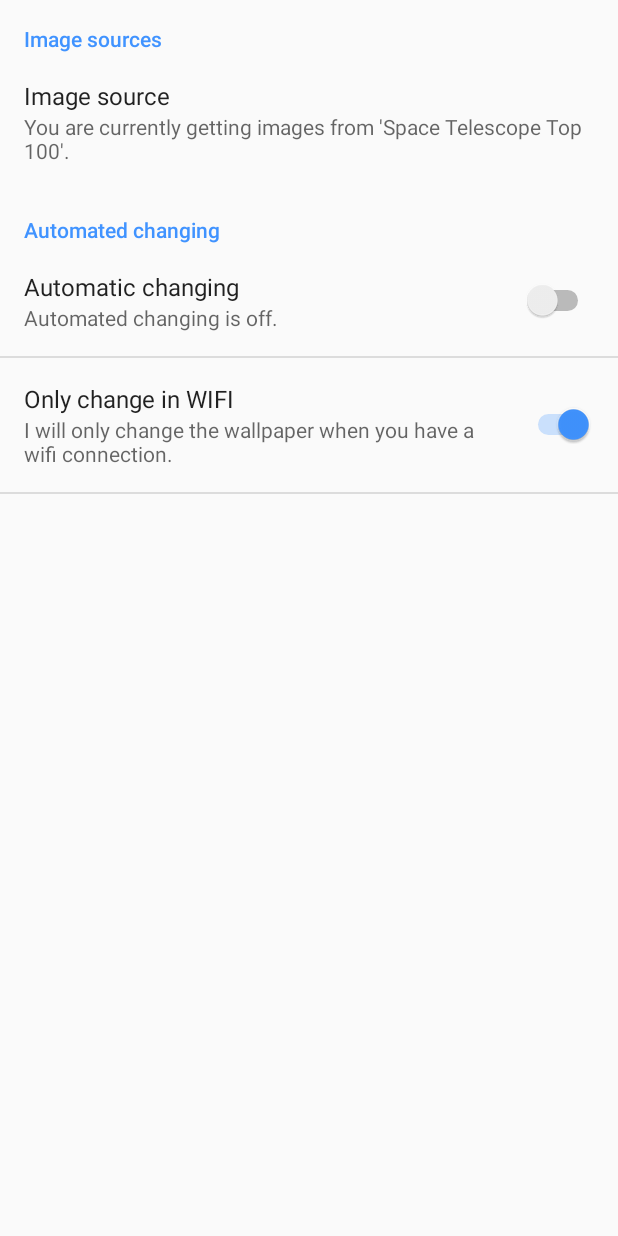
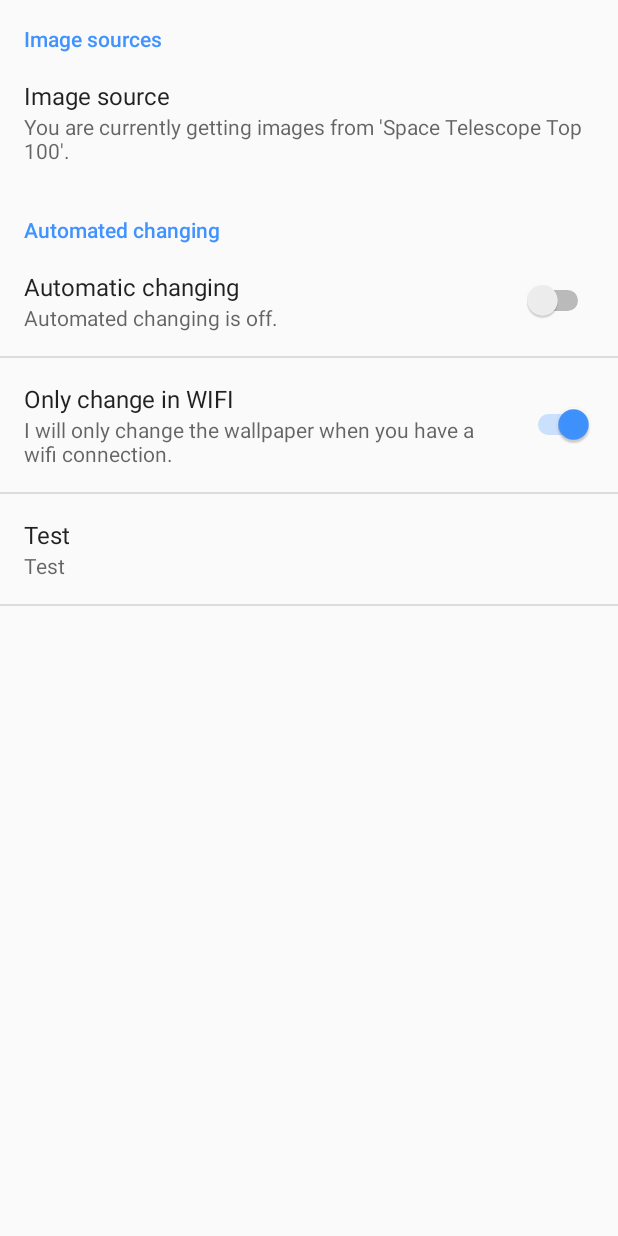
Before and after one commit to I-Al-Istannen/WallpaperChanger, an Android app: the screen it shows after launch (SettingsActivity), in the options menu, after a tap on "Settings", on a phone screen of 412 x 824 dp. Run offline under Robolectric (Android 15) with nearby library versions, the phone set to English and light mode, and no system bars; network calls fail.

Commit message:
Working on creating a Duration Preference

```diff
--- /dev/null
+++ b/app/src/main/java/me/ialistannen/wallpaperchanger/view/settings/DurationInputPreference.java
@@ -0,0 +1,39 @@
+package me.ialistannen.wallpaperchanger.view.settings;
+
+import android.content.Context;
+import android.preference.DialogPreference;
+import android.util.AttributeSet;
+import android.view.View;
+import android.widget.NumberPicker;
+import me.ialistannen.wallpaperchanger.R;
+
+/**
+ * A {@link DialogPreference} for inputting a Duration.
+ */
+public class DurationInputPreference extends DialogPreference {
+
+  public DurationInputPreference(Context context, AttributeSet attrs) {
+    super(context, attrs);
+
+    init();
+  }
+
+  public DurationInputPreference(Context context, AttributeSet attrs, int defStyleAttr) {
+    super(context, attrs, defStyleAttr);
+
+    init();
+  }
+
+  private void init() {
+    setDialogLayoutResource(R.layout.preference_duration_input);
+  }
+
+  @Override
+  protected void onBindDialogView(View view) {
+    super.onBindDialogView(view);
+
+    NumberPicker numberPicker = view.findViewById(R.id.TESTE_ME);
+    numberPicker.setMinValue(0);
+    numberPicker.setMaxValue(100);
+  }
+}
--- a/app/src/main/res/xml/preferences.xml
+++ b/app/src/main/res/xml/preferences.xml
@@ -37,5 +37,12 @@
       android:defaultValue="true"
       />
 
+    <me.ialistannen.wallpaperchanger.view.settings.DurationInputPreference
+      android:title="Test"
+      android:key="Test"
+      android:dialogTitle="Dialog!"
+      android:summary="Test"
+      />
+
   </PreferenceCategory>
 </PreferenceScreen>
```
Also changed, not shown: app/src/main/res/layout/preference_duration_input.xml (added, +13 -0 lines), gradle/wrapper/gradle-wrapper.properties, 3 other files.
